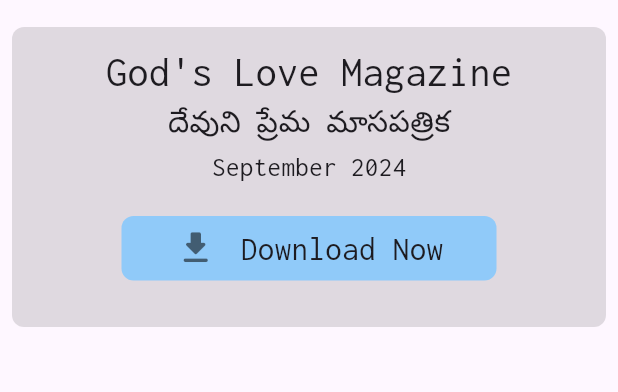
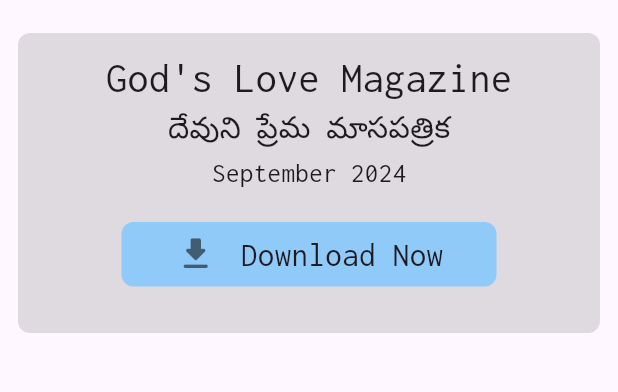
Before and after one commit to Isaacgera/songsapp, a Flutter app: the screen it shows after launch, in the side drawer, after a tap on "Magazine", on a phone screen of 412 x 824 dp, the part 69-461 px from its top. Run offline on Flutter 3.47's test engine with Material 3 defaults, Android fonts, the phone set to English and light mode, and no system bars; our stand-ins replace audioplayers, dio, google_fonts, permission_handler.

Commit message:
working on Magazine 2

```diff
--- a/lib/screens/magazinescreen.dart
+++ b/lib/screens/magazinescreen.dart
@@ -1,7 +1,5 @@
-import 'dart:io';
 import 'package:flutter/material.dart';
 import 'package:google_fonts/google_fonts.dart';
-import 'package:path_provider/path_provider.dart';
 import 'package:permission_handler/permission_handler.dart';
 import 'package:songsapp/engine/download_dialog.dart';
 
@@ -57,7 +55,7 @@ class _MagazinePageState extends State<MagazinePage> {
           child: Container(
               width: 700,
               height: 200,
-              margin: const EdgeInsets.all(8),
+              margin: const EdgeInsets.all(12),
               decoration: BoxDecoration(
                 color: Colors.black12,
                 borderRadius: BorderRadius.circular(8),
--- a/lib/widgets/mydrawer.dart
+++ b/lib/widgets/mydrawer.dart
@@ -14,7 +14,7 @@ class MyDrawer extends StatelessWidget {
       shape: const RoundedRectangleBorder(
         borderRadius: BorderRadius.zero,
       ),
-      width: 250,
+      width: 230,
       child: Column(
         mainAxisAlignment: MainAxisAlignment.center,
         children: [
```
Also changed, not shown: lib/widgets/topicscard.dart (deleted, +0 -15 lines).
